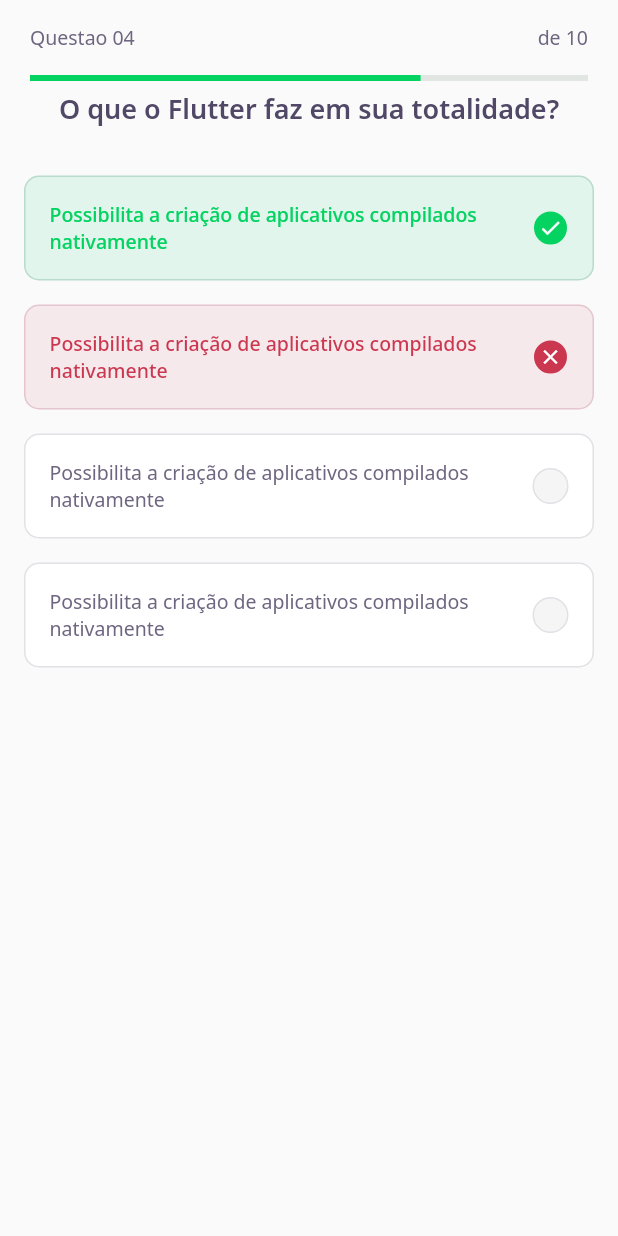
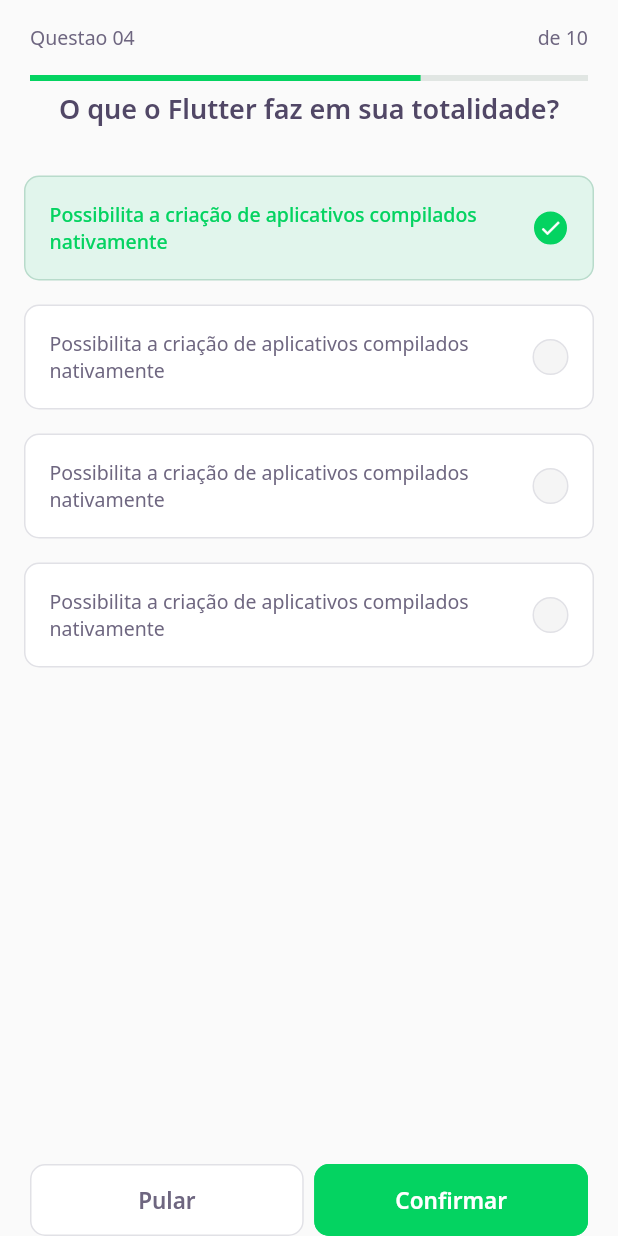
Before and after one commit to juniopereirab/DevQuiz, a Flutter app: the ChallengePage screen opened directly, on a phone screen of 412 x 824 dp. Run offline on Flutter 3.47's test engine with Material 2 defaults, Android fonts, the phone set to English and light mode, and no system bars; our stand-ins replace google_fonts; accounts and stored records are empty.

Commit message:
Create buttons in challenge page

```diff
--- a/devquiz/lib/challenge/challenge_page.dart
+++ b/devquiz/lib/challenge/challenge_page.dart
@@ -1,3 +1,4 @@
+import 'package:devquiz/challenge/widgets/next_button/next_button_widget.dart';
 import 'package:devquiz/challenge/widgets/question_indicator/question_indicator_widget.dart';
 import 'package:devquiz/challenge/widgets/quiz/quiz_widget.dart';
 import 'package:flutter/material.dart';
@@ -18,6 +19,24 @@ class _ChallengePageState extends State<ChallengePage> {
         ),
       ),
       body: QuizWidget(title: "O que o Flutter faz em sua totalidade?"),
+      bottomNavigationBar: SafeArea(
+        bottom: true,
+        child: Padding(
+          padding: const EdgeInsets.symmetric(horizontal: 20),
+          child: Row(
+            mainAxisAlignment: MainAxisAlignment.spaceAround,
+            children: [
+              Expanded(
+                child: NextButtonWidget.white(label: "Pular", onTap: () {}),
+              ),
+              SizedBox(width: 7),
+              Expanded(
+                child: NextButtonWidget.green(label: "Confirmar", onTap: () {}),
+              )
+            ],
+          ),
+        ),
+      ),
     );
   }
 }
--- /dev/null
+++ b/devquiz/lib/challenge/widgets/next_button/next_button_widget.dart
@@ -0,0 +1,68 @@
+import 'package:devquiz/core/core.dart';
+import 'package:flutter/material.dart';
+import 'package:google_fonts/google_fonts.dart';
+
+class NextButtonWidget extends StatelessWidget {
+  final String label;
+  final Color backgroundColor;
+  final Color fontColor;
+  final Color borderColor;
+
+  final VoidCallback onTap;
+
+  const NextButtonWidget({
+    Key? key,
+    required this.label,
+    required this.backgroundColor,
+    required this.fontColor,
+    required this.borderColor,
+    required this.onTap,
+  }) : super(key: key);
+
+  NextButtonWidget.green({
+    required String label,
+    required VoidCallback onTap,
+  })   : this.backgroundColor = AppColors.darkGreen,
+        this.fontColor = AppColors.white,
+        this.borderColor = AppColors.darkGreen,
+        this.onTap = onTap,
+        this.label = label;
+
+  NextButtonWidget.white({
+    required String label,
+    required VoidCallback onTap,
+  })   : this.backgroundColor = AppColors.white,
+        this.fontColor = AppColors.grey,
+        this.borderColor = AppColors.border,
+        this.onTap = onTap,
+        this.label = label;
+
+  @override
+  Widget build(BuildContext context) {
+    return Container(
+      height: 48,
+      child: TextButton(
+        style: ButtonStyle(
+          backgroundColor: MaterialStateProperty.all(backgroundColor),
+          shape: MaterialStateProperty.all(
+            RoundedRectangleBorder(
+              borderRadius: BorderRadius.circular(10),
+            ),
+          ),
+          side: MaterialStateProperty.all(
+            BorderSide(color: borderColor),
+          ),
+        ),
+        onPressed: onTap,
+        child: Text(
+          label,
+          style: GoogleFonts.notoSans(
+            fontWeight: FontWeight.w600,
+            fontSize: 15,
+            color: fontColor,
+          ),
+        ),
+      ),
+    );
+  }
+}
--- a/devquiz/lib/challenge/widgets/quiz/quiz_widget.dart
+++ b/devquiz/lib/challenge/widgets/quiz/quiz_widget.dart
@@ -25,8 +25,6 @@ class QuizWidget extends StatelessWidget {
                 "Possibilita a criação de aplicativos compilados nativamente",
           ),
           AnswerWidget(
-            isSelected: true,
-            isRight: false,
             title:
                 "Possibilita a criação de aplicativos compilados nativamente",
           ),
--- a/devquiz/lib/core/app_widget.dart
+++ b/devquiz/lib/core/app_widget.dart
@@ -1,5 +1,4 @@
 import 'package:devquiz/challenge/challenge_page.dart';
-import 'package:devquiz/home/home_page.dart';
 import 'package:flutter/material.dart';
 
 class AppWidget extends StatelessWidget {
@@ -7,7 +6,7 @@ class AppWidget extends StatelessWidget {
   Widget build(BuildContext context) {
     return MaterialApp(
       title: "DevQuiz",
-      home: HomePage(),
+      home: ChallengePage(),
       debugShowCheckedModeBanner: false,
     );
   }
```
